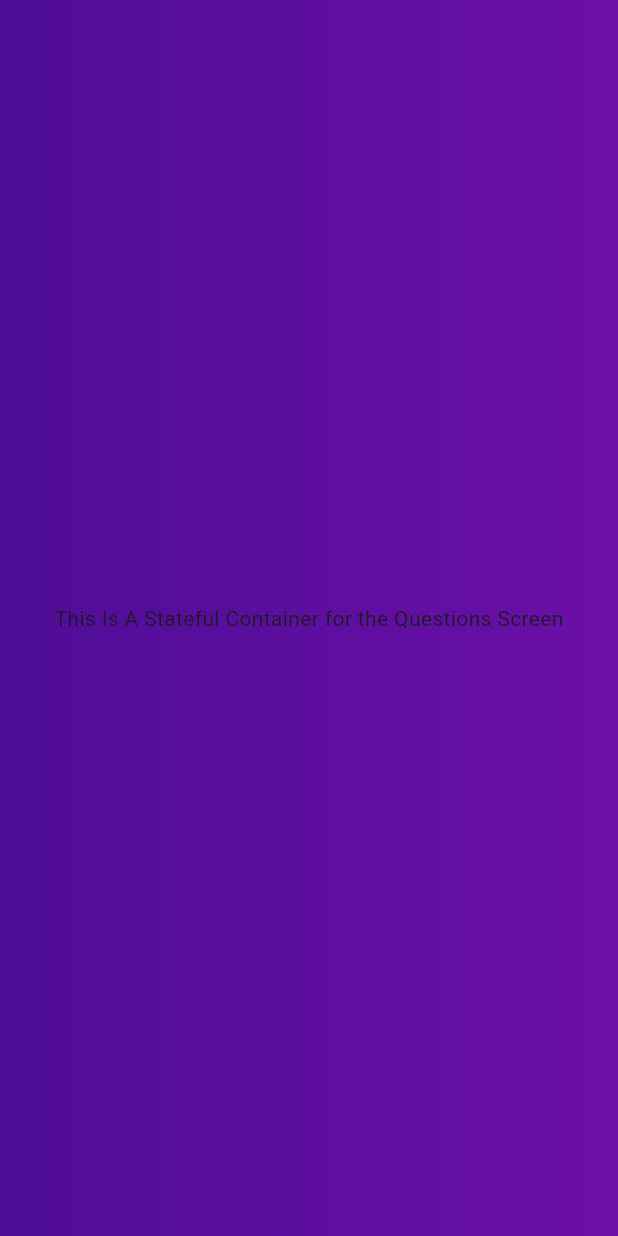
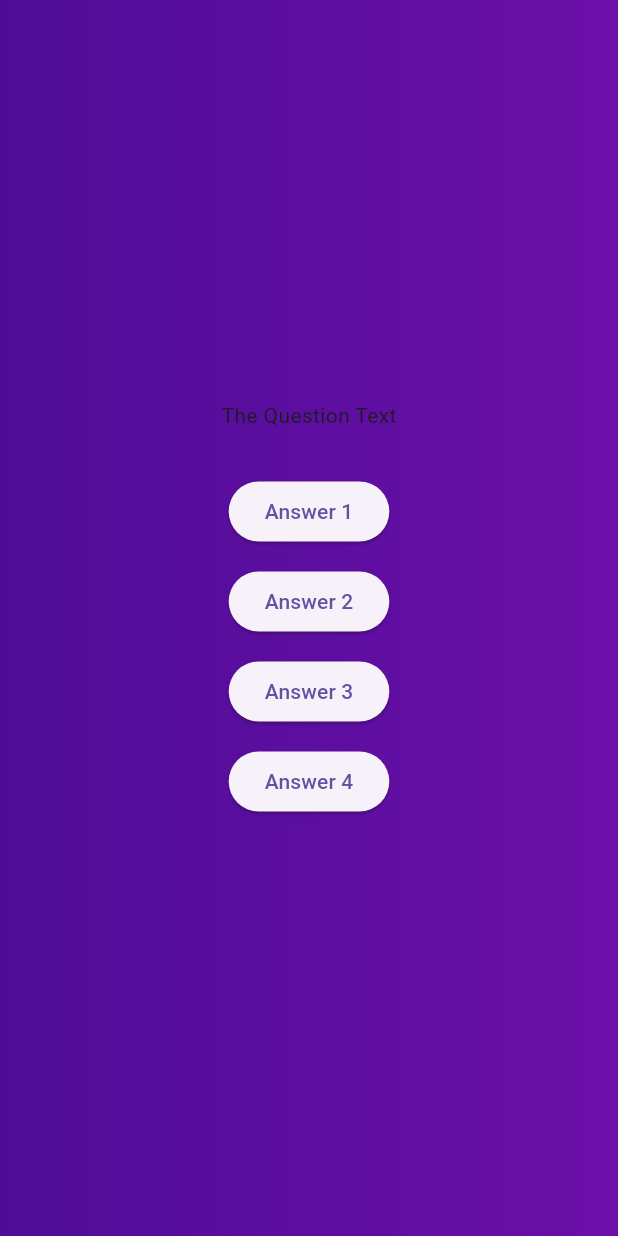
Before and after one commit to djkemmet/GH-Flutter-Bootcamp, a Flutter app: the screen it shows after launch, after a tap on "Start Quiz", on a phone screen of 412 x 824 dp. Run offline on Flutter 3.47's test engine with Material 3 defaults, Android fonts, the phone set to English and light mode, and no system bars.

Commit message:
S3V67 - Configuring a Column
Introduced mainAxisAlignment

```diff
--- a/adv_basics/lib/questions_screen.dart
+++ b/adv_basics/lib/questions_screen.dart
@@ -1,6 +1,5 @@
 // needs to be a stateful widget
 import 'package:flutter/material.dart';
-
 
 class QuestionsScreenView extends StatefulWidget {
   const QuestionsScreenView({super.key});
@@ -11,14 +10,23 @@ class QuestionsScreenView extends StatefulWidget {
   }
 }
 
-
 class _QuestionsScreenViewState extends State<QuestionsScreenView> {
-
   @override
   Widget build(BuildContext context) {
-    return Container(
-      child: const Text("This Is A Stateful Container for the Questions Screen"),
+    return Column(
+      mainAxisAlignment: MainAxisAlignment.center,
+      children: <Widget>[
+        const Text("The Question Text"),
+        const SizedBox(height: 30),
+        ElevatedButton(onPressed: () {}, child: const Text('Answer 1')),
+        const SizedBox(height:12),
+        ElevatedButton(onPressed: () {}, child: const Text('Answer 2')),
+        const SizedBox(height:12),
+        ElevatedButton(onPressed: () {}, child: const Text('Answer 3')),
+        const SizedBox(height:12),
+        ElevatedButton(onPressed: () {}, child: const Text('Answer 4')),
+        const SizedBox(height:12),
+      ],
     );
   }
-
 }
```
